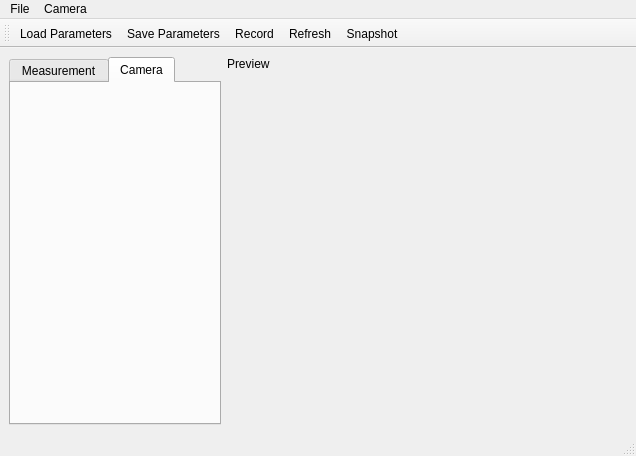
This is fimui/ui_fimwindow.ui in fncnt/fimrecorder as Qt 5 draws it before an edit. The edited form follows.
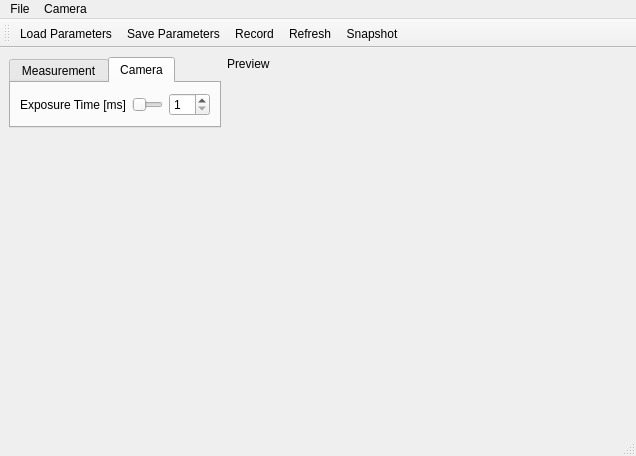
This is the edited form.

```diff
--- a/fimui/ui_fimwindow.ui
+++ b/fimui/ui_fimwindow.ui
@@ -46,7 +46,7 @@
       </property>
      </widget>
     </item>
-    <item row="0" column="0" rowspan="3">
+    <item row="0" column="0" rowspan="3" alignment="Qt::AlignTop">
      <widget class="QTabWidget" name="tabWidget">
       <property name="sizePolicy">
        <sizepolicy hsizetype="Expanding" vsizetype="Expanding">
@@ -66,6 +66,38 @@
        <attribute name="title">
         <string>Camera</string>
        </attribute>
+       <layout class="QGridLayout" name="gridLayout">
+        <item row="0" column="1">
+         <widget class="QSlider" name="ExpTimeSlider">
+          <property name="minimum">
+           <number>1</number>
+          </property>
+          <property name="maximum">
+           <number>30</number>
+          </property>
+          <property name="orientation">
+           <enum>Qt::Horizontal</enum>
+          </property>
+         </widget>
+        </item>
+        <item row="0" column="2">
+         <widget class="QSpinBox" name="ExpTimeSpinBox">
+          <property name="minimum">
+           <number>1</number>
+          </property>
+          <property name="maximum">
+           <number>30</number>
+          </property>
+         </widget>
+        </item>
+        <item row="0" column="0">
+         <widget class="QLabel" name="ExposureTimeLabel">
+          <property name="text">
+           <string>Exposure Time [ms]</string>
+          </property>
+         </widget>
+        </item>
+       </layout>
       </widget>
      </widget>
     </item>
```
Left out of the diff: 32 changed lines with no effect on the pictures.
